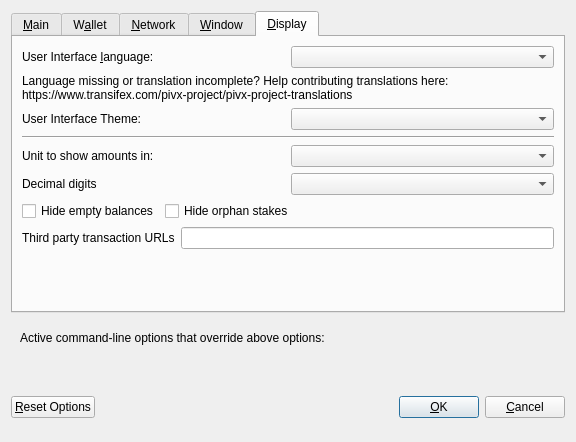
Qt form src/qt/forms/optionsdialog.ui (dogecash/dogecash-old) before a commit.
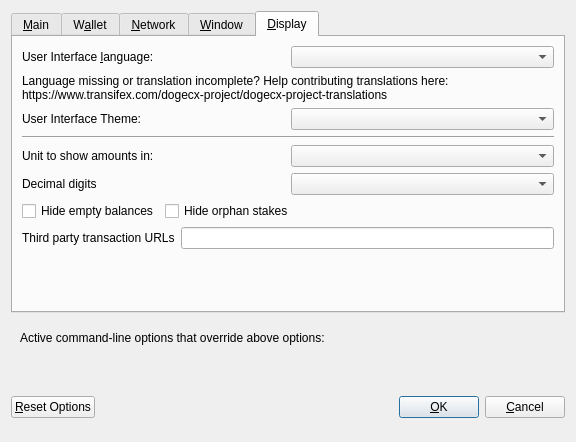
The same form after that commit. The open tabs and pages were chosen to show the change. Custom widgets are drawn as their Qt base class.

Diff of the .ui file:
```diff
--- a/src/qt/forms/optionsdialog.ui
+++ b/src/qt/forms/optionsdialog.ui
@@ -533,7 +533,7 @@
          </property>
          <property name="text">
           <string>Language missing or translation incomplete? Help contributing translations here:
-https://www.transifex.com/pivx-project/pivx-project-translations</string>
+https://www.transifex.com/dogecx-project/dogecx-project-translations</string>
          </property>
          <property name="wordWrap">
           <bool>true</bool>
```
